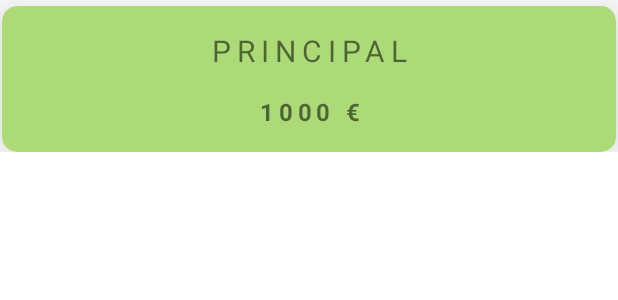
After one commit to JoelSempere/MoneySaver, an Android app: the layout item_wallet.xml on its own in the app's theme, with its tools: preview values and no code run, on a phone screen of 412 x 824 dp. The commit adds this screen. Shown: the top 300 px of the screen. Run offline under Robolectric (Android 15) with nearby library versions, the phone set to English and light mode, and no system bars.

Commit message:
RecyclerView Wallets visible

```diff
--- a/app/src/main/AndroidManifest.xml
+++ b/app/src/main/AndroidManifest.xml
@@ -11,6 +11,9 @@
         android:roundIcon="@mipmap/ic_launcher_round"
         android:supportsRtl="true"
         android:theme="@style/Theme.MoneySaver">
+        <activity
+            android:name=".ui.WalletActivity"
+            android:exported="false" />
         <activity
             android:name=".ui.ProfileActivity"
             android:exported="false" />
--- a/app/src/main/java/tfg/jsemp/moneysaver/ui/ProfileActivity.kt
+++ b/app/src/main/java/tfg/jsemp/moneysaver/ui/ProfileActivity.kt
@@ -62,6 +62,11 @@ class ProfileActivity : AppCompatActivity() {
          startActivity(intent)
          finish()
         }
+        btnWallet.setOnClickListener{
+            intent = Intent(applicationContext, WalletActivity::class.java)
+            startActivity(intent)
+            finish()
+        }
 
     }
 }
--- /dev/null
+++ b/app/src/main/res/layout/item_wallet.xml
@@ -0,0 +1,64 @@
+<?xml version="1.0" encoding="utf-8"?>
+<androidx.constraintlayout.widget.ConstraintLayout xmlns:android="http://schemas.android.com/apk/res/android"
+    xmlns:app="http://schemas.android.com/apk/res-auto"
+    xmlns:tools="http://schemas.android.com/tools"
+    android:layout_width="wrap_content"
+    android:layout_height="wrap_content"
+    android:layout_marginHorizontal="0dp">
+
+    <androidx.cardview.widget.CardView
+        android:id="@+id/cvWallet"
+        android:layout_width="409dp"
+        android:layout_height="0dp"
+        android:layout_marginHorizontal="8dp"
+        android:layout_marginVertical="4dp"
+        app:cardBackgroundColor="#ABDA76"
+        app:cardCornerRadius="10dp"
+        app:cardElevation="20dp"
+        app:cardPreventCornerOverlap="false"
+        app:layout_constraintEnd_toEndOf="parent"
+        app:layout_constraintStart_toStartOf="parent"
+        app:layout_constraintTop_toTopOf="parent">
+
+        <androidx.constraintlayout.widget.ConstraintLayout
+            android:layout_width="match_parent"
+            android:layout_height="match_parent"
+            android:layout_marginHorizontal="8dp">
+
+            <TextView
+                android:id="@+id/tvWalletName"
+                android:layout_width="wrap_content"
+                android:layout_height="wrap_content"
+                android:layout_marginTop="16dp"
+                android:layout_marginBottom="16dp"
+                android:letterSpacing="0.2"
+                android:textAlignment="center"
+                android:textAllCaps="true"
+                android:textSize="20sp"
+                app:layout_constraintBottom_toTopOf="@+id/tvQuantity"
+                app:layout_constraintEnd_toEndOf="parent"
+                app:layout_constraintStart_toStartOf="parent"
+                app:layout_constraintTop_toTopOf="parent"
+                tools:text="Principal" />
+
+            <TextView
+                android:id="@+id/tvQuantity"
+                android:layout_width="wrap_content"
+                android:layout_height="wrap_content"
+                android:layout_marginBottom="16dp"
+                android:letterSpacing="0.2"
+                android:textAlignment="center"
+                android:textAllCaps="true"
+                android:textSize="16sp"
+                android:textStyle="bold"
+                app:layout_constraintBottom_toBottomOf="parent"
+                app:layout_constraintEnd_toEndOf="@+id/tvWalletName"
+                app:layout_constraintStart_toStartOf="@+id/tvWalletName"
+                app:layout_constraintTop_toBottomOf="@+id/tvWalletName"
+                tools:text="1000 €" />
+
+        </androidx.constraintlayout.widget.ConstraintLayout>
+
+    </androidx.cardview.widget.CardView>
+
+</androidx.constraintlayout.widget.ConstraintLayout>
```
Also changed, not shown: app/src/main/java/tfg/jsemp/moneysaver/adapter/WalletAdapter.java (added, +79 -0 lines), app/src/main/java/tfg/jsemp/moneysaver/ui/MainActivity.java (+10 -2 lines), app/src/main/java/tfg/jsemp/moneysaver/ui/SignInActivity.kt (+4 -3 lines), app/src/main/java/tfg/jsemp/moneysaver/ui/WalletActivity.java (added, +94 -0 lines), app/src/main/java/tfg/jsemp/moneysaver/utils/FirestoreUtil.java (+57 -6 lines), app/src/main/java/tfg/jsemp/moneysaver/vm/WalletViewModel.java (added, +35 -0 lines), app/src/main/res/layout/activity_wallet.xml (added, +84 -0 lines).
